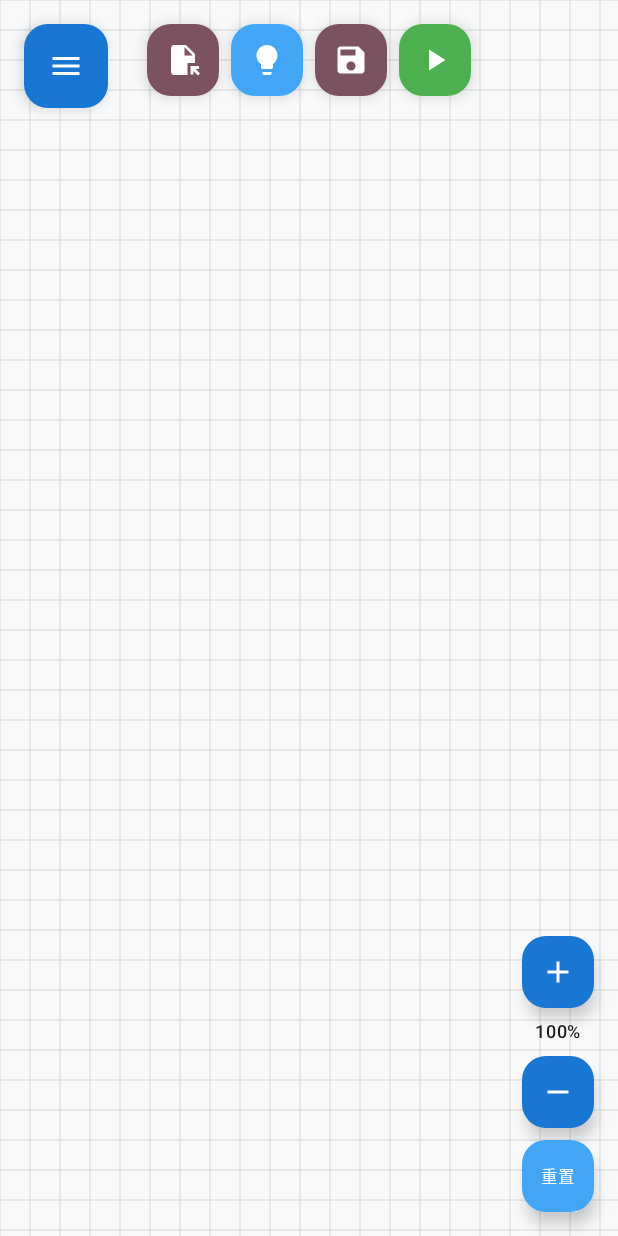
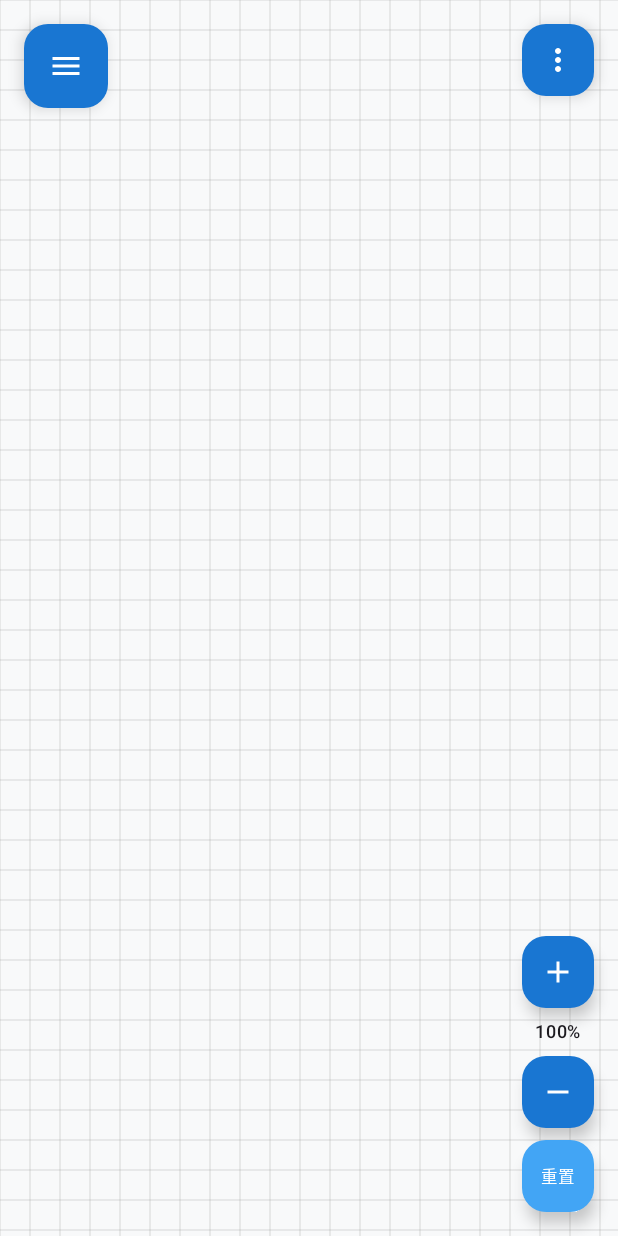
Before and after one commit to dogcodes/AutoFlow, an Android app built with Jetpack Compose: the screen it shows after launch (MainActivity), on a phone screen of 412 x 824 dp. Run offline under Robolectric (Android 15) with nearby library versions, the light colour scheme and no system bars.

Commit message:
优化布局

```diff
--- a/app/src/main/java/com/carlos/autoflow/workflow/ui/WorkflowControls.kt
+++ b/app/src/main/java/com/carlos/autoflow/workflow/ui/WorkflowControls.kt
@@ -20,7 +20,9 @@ import androidx.compose.material.icons.filled.Remove
 import androidx.compose.material.icons.filled.PlayArrow
 import androidx.compose.material.icons.filled.Save
 import androidx.compose.material.icons.filled.FileOpen
-import androidx.compose.material.icons.filled.Lightbulb
+import androidx.compose.material.icons.filled.MoreVert
+import androidx.compose.material3.DropdownMenu
+import androidx.compose.material3.DropdownMenuItem
 import androidx.compose.material3.FloatingActionButton
 import androidx.compose.material3.Icon
 import androidx.compose.material3.MaterialTheme
@@ -87,48 +89,54 @@ fun WorkflowControls(
             }
         }
 
-        // 顶部中央：功能按钮组
-        Row(
+        // 右上角：功能菜单
+        Box(
             modifier = Modifier
-                .align(Alignment.TopCenter)
+                .align(Alignment.TopEnd)
                 .padding(Dimens.WorkflowEditor.DefaultPadding)
         ) {
+            var showMenu by remember { mutableStateOf(false) }
+
             FloatingActionButton(
-                onClick = onShowImportDialog,
+                onClick = { showMenu = true },
                 modifier = Modifier.size(48.dp),
-                containerColor = MaterialTheme.colorScheme.tertiary
+                containerColor = MaterialTheme.colorScheme.primary
             ) {
-                Icon(Icons.Default.FileOpen, "导入", tint = Color.White)
+                Icon(Icons.Default.MoreVert, "菜单", tint = Color.White)
             }
 
-            Spacer(modifier = Modifier.width(8.dp))
-
-            FloatingActionButton(
-                onClick = { workflowViewModel.loadSampleWorkflow() },
-                modifier = Modifier.size(48.dp),
-                containerColor = MaterialTheme.colorScheme.secondary
+            DropdownMenu(
+                expanded = showMenu,
+                onDismissRequest = { showMenu = false }
             ) {
-                Icon(Icons.Default.Lightbulb, "示例", tint = Color.White)
-            }
-
-            Spacer(modifier = Modifier.width(8.dp))
-
-            FloatingActionButton(
-                onClick = onShowExportDialog,
-                modifier = Modifier.size(48.dp),
-                containerColor = MaterialTheme.colorScheme.tertiary
-            ) {
-                Icon(Icons.Default.Save, "导出", tint = Color.White)
-            }
-
-            Spacer(modifier = Modifier.width(8.dp))
-
-            FloatingActionButton(
-                onClick = onShowExecuteDialog,
-                modifier = Modifier.size(48.dp),
-                containerColor = Color(0xFF4CAF50)
-            ) {
-                Icon(Icons.Default.PlayArrow, "执行", tint = Color.White)
+                DropdownMenuItem(
+                    text = { Text("📥 导入工作流") },
+                    onClick = {
+                        showMenu = false
+                        onShowImportDialog()
+                    }
+                )
+                DropdownMenuItem(
+                    text = { Text("💡 加载示例") },
+                    onClick = {
+                        showMenu = false
+                        workflowViewModel.loadSampleWorkflow()
+                    }
+                )
+                DropdownMenuItem(
+                    text = { Text("📤 导出工作流") },
+                    onClick = {
+                        showMenu = false
+                        onShowExportDialog()
+                    }
+                )
+                DropdownMenuItem(
+                    text = { Text("▶️ 执行工作流") },
+                    onClick = {
+                        showMenu = false
+                        onShowExecuteDialog()
+                    }
+                )
             }
         }
 
```
